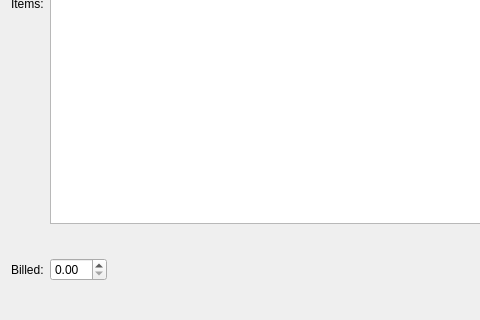
First picture: the form in src/plugins/poleemery/operationpropsdialog.ui, repository 0xd34df00d/leechcraft, before the edit; both pictures show x 0 to 480 and y 158 to 478 of the 790 by 478 pixel window.
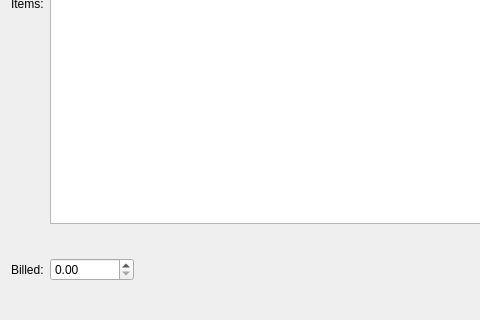
Second picture: the form after the edit. Custom widgets are drawn as their Qt base class.

Commit message: [PY] Bigger limits for `billed` field.

What changed in the file:
```diff
--- a/src/plugins/poleemery/operationpropsdialog.ui
+++ b/src/plugins/poleemery/operationpropsdialog.ui
@@ -173,7 +173,11 @@
         </layout>
        </item>
        <item row="3" column="1">
-        <widget class="QDoubleSpinBox" name="AmountBilled_"/>
+        <widget class="QDoubleSpinBox" name="AmountBilled_">
+         <property name="maximum">
+          <double>999999.989999999990687</double>
+         </property>
+        </widget>
        </item>
        <item row="3" column="0">
         <widget class="QLabel" name="label_10">
```
